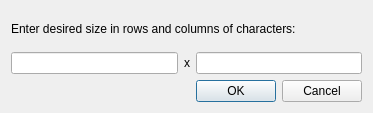
Before: the Qt Designer form source/DialogWindowSize.ui in eteran/nedit-ng, drawn with Qt 5.
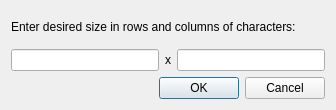
After: the same form once the commit is applied.

```diff
--- a/source/DialogWindowSize.ui
+++ b/source/DialogWindowSize.ui
@@ -6,8 +6,8 @@
    <rect>
     <x>0</x>
     <y>0</y>
-    <width>373</width>
-    <height>113</height>
+    <width>336</width>
+    <height>110</height>
    </rect>
   </property>
   <property name="windowTitle">
```
